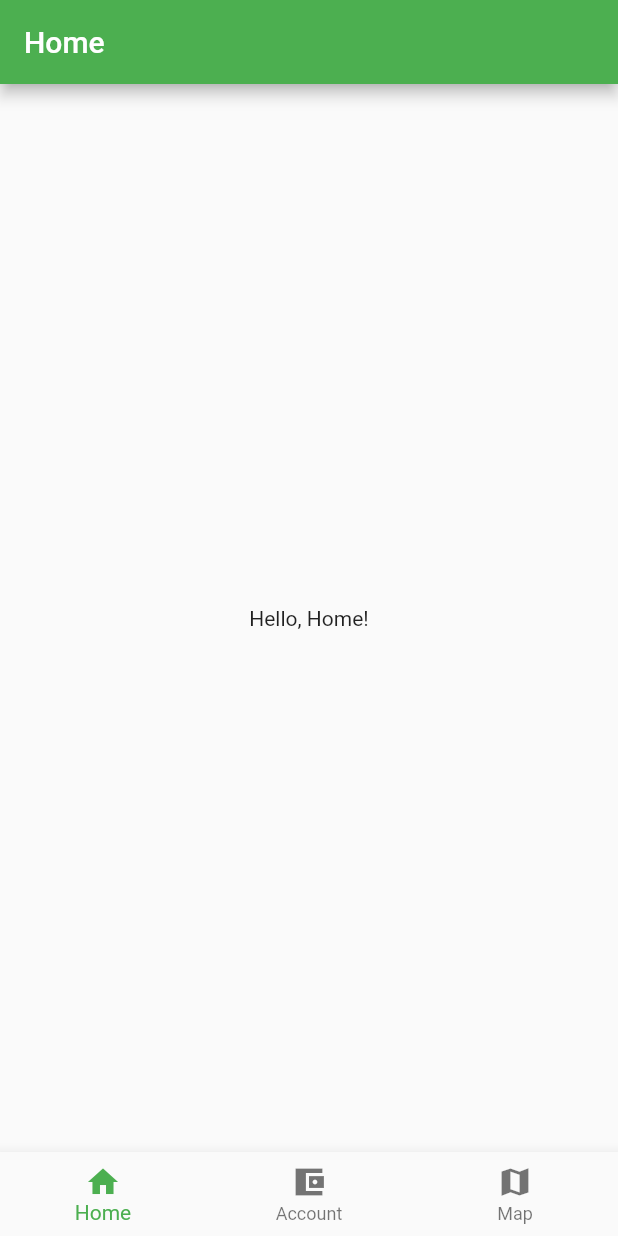
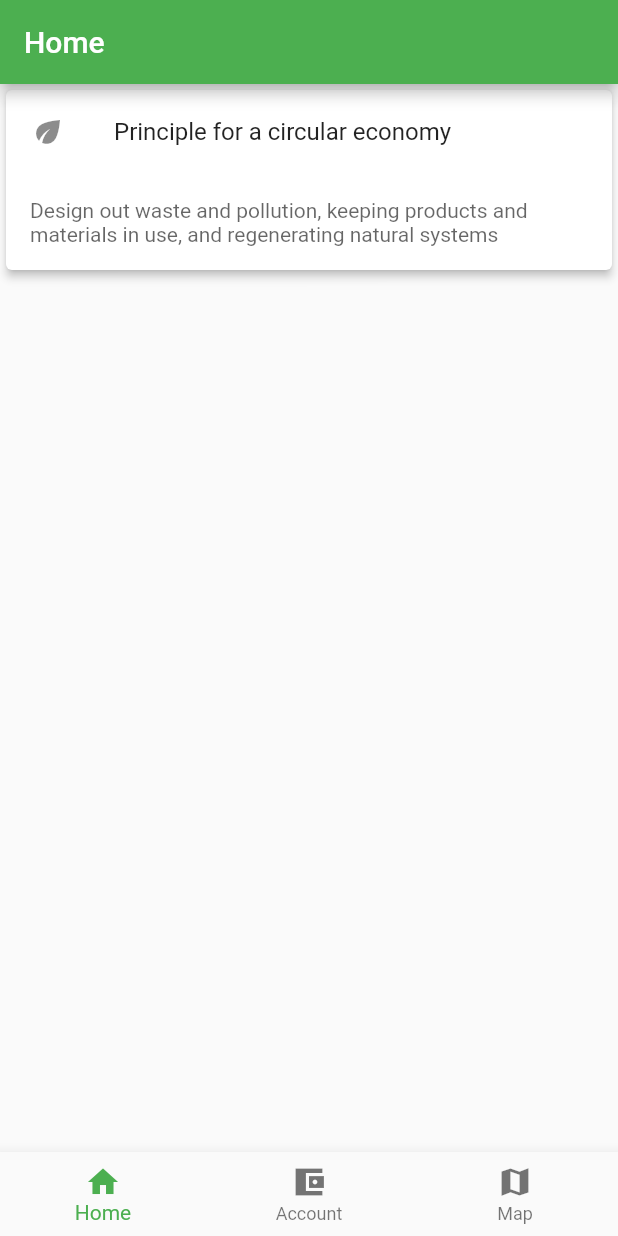
Before and after one commit to Michael-Law/Django-Vuejs-IOT, a Flutter app: the screen it shows after launch, on a phone screen of 412 x 824 dp. Run offline on Flutter 3.47's test engine with Material 2 defaults, Android fonts, the phone set to English and light mode, and no system bars; our stand-ins replace location; missing offline and left inert: mapbox_gl; project files that could hold a hidden picture were left out.

Commit message:
Adding Nearest

```diff
--- a/flutter_app/lib/branch/pages/home_page.dart
+++ b/flutter_app/lib/branch/pages/home_page.dart
@@ -12,7 +12,28 @@ class HomePage extends StatelessWidget {
         title: Text("Home"),
       ),
       body: Center(
-        child: Text("Hello, Home!"),
+        child: Column(
+          children: [
+            Card(
+              elevation: 2.5,
+              child: Column(
+                children: [
+                  ListTile(
+                    leading: Icon(Icons.eco),
+                    title: const Text('Principle for a circular economy'),
+                  ),
+                  Padding(
+                    padding: const EdgeInsets.all(16.0),
+                    child: Text(
+                      'Design out waste and pollution, keeping products and materials in use, and regenerating natural systems',
+                      style: TextStyle(color: Colors.black.withOpacity(0.6)),
+                    ),
+                  ),
+                ],
+              ),
+            ),
+          ],
+        ),
       ),
     );
   }
```
Also changed, not shown: 7 other files.
